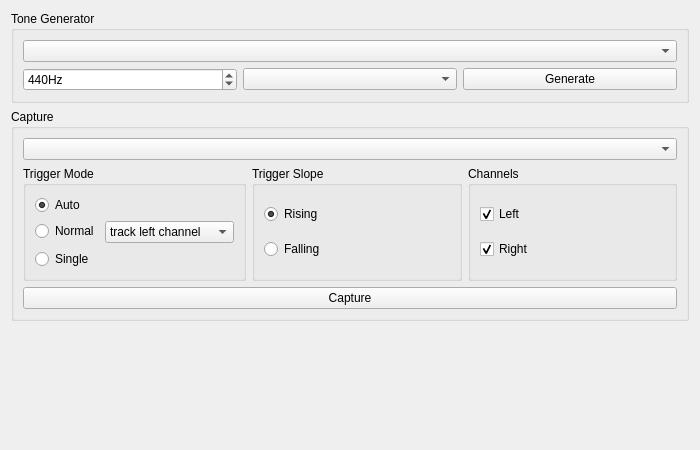
polovik/asa, file formraw.ui: the form before one commit.
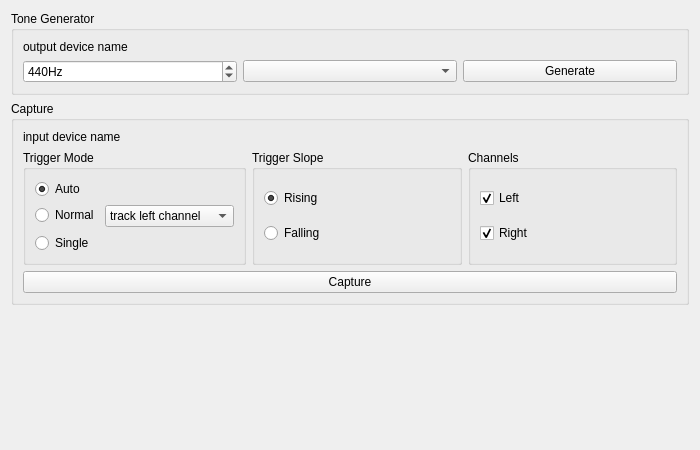
The form after the commit. Icons and pictures are not drawn. Custom widgets are drawn as their Qt base class.

Commit message: Move Audio device selection to Calibration form. Stop audio devices when form is leaved. Added audio device controlling to th Analyze form.

```diff
--- a/formraw.ui
+++ b/formraw.ui
@@ -21,7 +21,11 @@
      </property>
      <layout class="QVBoxLayout" name="verticalLayout_3">
       <item>
-       <widget class="QComboBox" name="boxAudioOutputDevice"/>
+       <widget class="QLabel" name="labelAudioOutputDevice">
+        <property name="text">
+         <string>output device name</string>
+        </property>
+       </widget>
       </item>
       <item>
        <layout class="QHBoxLayout" name="horizontalLayout_2">
@@ -73,7 +77,11 @@
      </property>
      <layout class="QVBoxLayout" name="verticalLayout_4">
       <item>
-       <widget class="QComboBox" name="boxAudioInputDevice"/>
+       <widget class="QLabel" name="labelAudioInputDevice">
+        <property name="text">
+         <string>input device name</string>
+        </property>
+       </widget>
       </item>
       <item>
        <layout class="QHBoxLayout" name="horizontalLayout_3">
```
Left out of the diff: 2 changed lines with no effect on the pictures. The commit also changes 13 other files.
